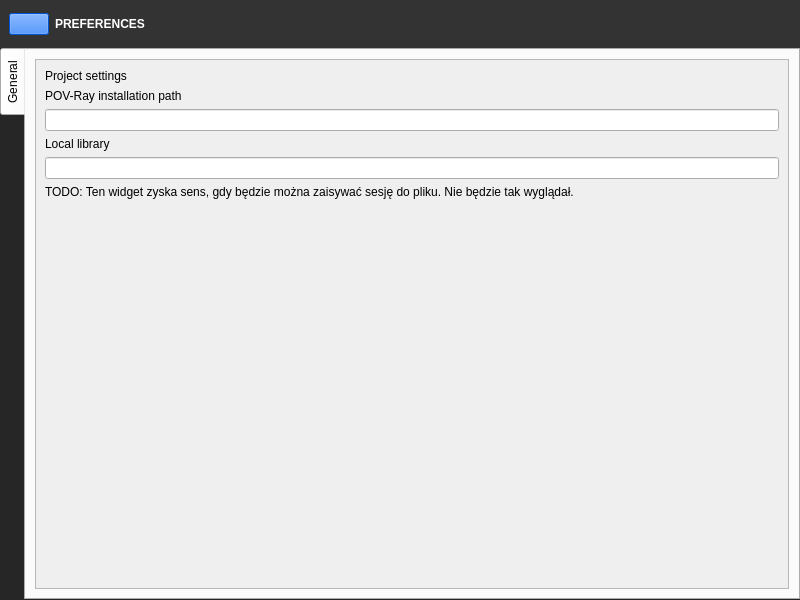
Before: the Qt Designer form QChromosome/preferences.ui in Michalaq/ChromosomeVisualizer, drawn with Qt 5.
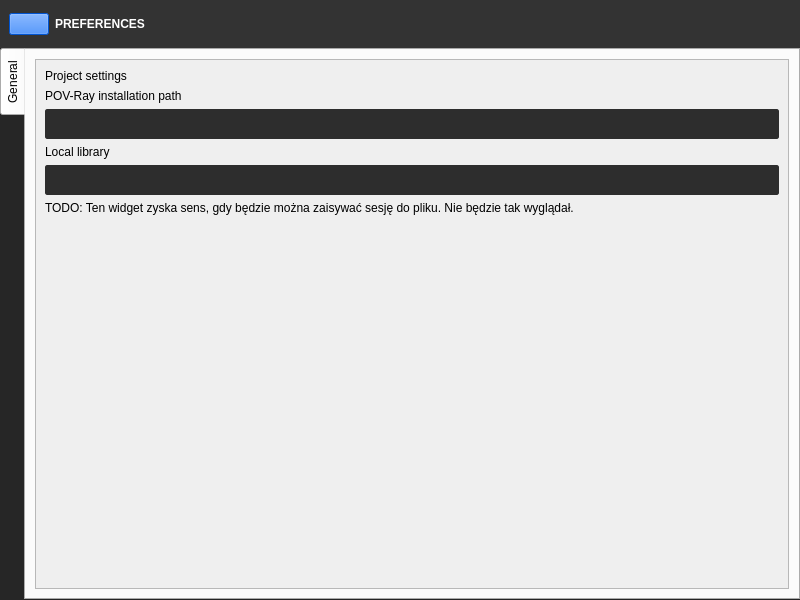
After: the same form once the commit is applied. Icons and pictures are not drawn. Custom widgets are drawn as their Qt base class.

Patch:
```diff
--- a/QChromosome/preferences.ui
+++ b/QChromosome/preferences.ui
@@ -16,7 +16,28 @@
   <property name="styleSheet">
    <string notr="true">#Preferences {
 	background: #262626;
-}</string>
+}
+
+QLineEdit, QTextEdit {
+	background: #2d2d2d;
+	border: 1px solid #2d2d2d;
+	border-radius: 2px;
+	color: gray;
+	height: 28px;
+	selection-background-color: #0066ff;
+	padding-left: 10px;
+}
+
+QTextEdit {
+    padding-top: 3px;
+    padding-left: 8px;
+}
+
+QLineEdit[focus=&quot;true&quot;], QTextEdit[focus=&quot;true&quot;] {
+	border-color: #205375;
+	color: lightgray;
+}
+</string>
   </property>
   <layout class="QVBoxLayout" name="verticalLayout">
    <property name="spacing">
```
